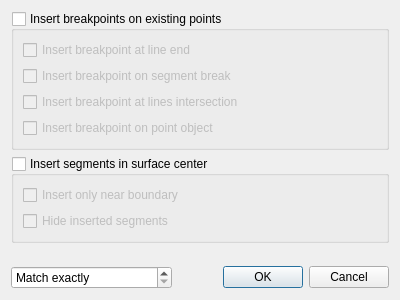
The window that insertdialog.ui (Kuszki/EW-Database) describes before a commit, drawn with Qt 5.
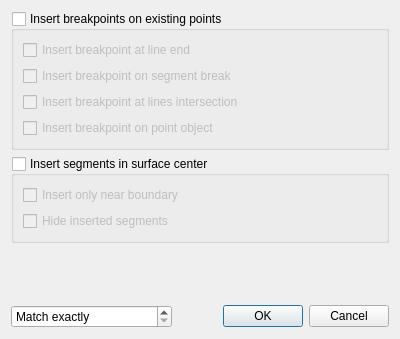
The same window after the commit. Icons and pictures are not drawn.

Diff of the .ui file:
```diff
--- a/insertdialog.ui
+++ b/insertdialog.ui
@@ -7,7 +7,7 @@
     <x>0</x>
     <y>0</y>
     <width>400</width>
-    <height>300</height>
+    <height>339</height>
    </rect>
   </property>
   <property name="windowTitle">
```
